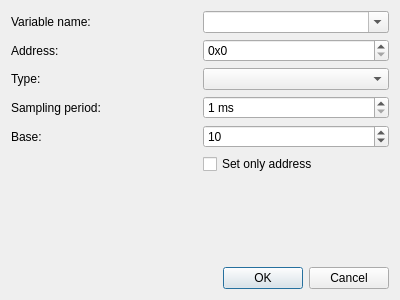
The window that variabledialog.ui (kubanecxxx/StMaster) describes before a commit, drawn with Qt 5.
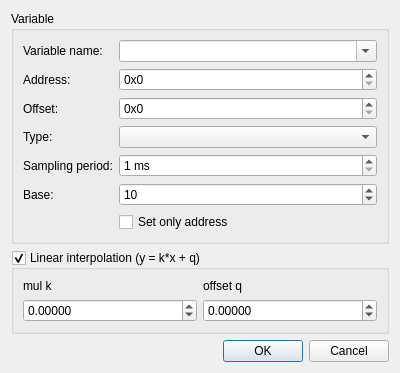
The same window after the commit. Icons and pictures are not drawn. Custom widgets are drawn as their Qt base class.

Commit message: tidy up in variable class - union for received data new features in variable class + variable dialog - linear interpolation + address offset for expanding arrays and structures...

The edit to the form file:
```diff
--- a/variabledialog.ui
+++ b/variabledialog.ui
@@ -19,36 +19,23 @@
   </property>
   <layout class="QVBoxLayout" name="verticalLayout">
    <item>
-    <layout class="QGridLayout" name="gridLayout">
-     <item row="1" column="1">
-      <widget class="QxtBaseSpinBox" name="spinAddress">
-       <property name="suffix">
-        <string/>
-       </property>
-       <property name="prefix">
-        <string>0x</string>
-       </property>
-       <property name="maximum">
-        <number>999999999</number>
-       </property>
-       <property name="base" stdset="0">
-        <number>16</number>
-       </property>
-      </widget>
-     </item>
-     <item row="4" column="1">
-      <widget class="QSpinBox" name="spinPeriod">
-       <property name="suffix">
-        <string> ms</string>
-       </property>
-       <property name="minimum">
-        <number>1</number>
-       </property>
-       <property name="maximum">
-        <number>100000</number>
-       </property>
-      </widget>
-     </item>
+    <widget class="QGroupBox" name="groupBox_2">
+     <property name="sizePolicy">
+      <sizepolicy hsizetype="Preferred" vsizetype="Preferred">
+       <horstretch>0</horstretch>
+       <verstretch>0</verstretch>
+      </sizepolicy>
+     </property>
+     <property name="title">
+      <string>Variable</string>
+     </property>
+     <layout class="QFormLayout" name="formLayout_2">
+      <property name="fieldGrowthPolicy">
+       <enum>QFormLayout::AllNonFixedFieldsGrow</enum>
+      </property>
+      <property name="labelAlignment">
+       <set>Qt::AlignLeading|Qt::AlignLeft|Qt::AlignVCenter</set>
+      </property>
      <item row="0" column="0">
       <widget class="QLabel" name="label_2">
        <property name="text">
@@ -56,7 +43,67 @@
        </property>
       </widget>
      </item>
+      <item row="0" column="1">
+       <widget class="QComboBox" name="comboVar">
+        <property name="editable">
+         <bool>true</bool>
+        </property>
+       </widget>
+      </item>
+      <item row="1" column="0">
+       <widget class="QLabel" name="label">
+        <property name="text">
+         <string>Address:</string>
+        </property>
+       </widget>
+      </item>
+      <item row="1" column="1">
+       <widget class="QxtBaseSpinBox" name="spinAddress">
+        <property name="suffix">
+         <string/>
+        </property>
+        <property name="prefix">
+         <string>0x</string>
+        </property>
+        <property name="maximum">
+         <number>999999999</number>
+        </property>
+        <property name="base" stdset="0">
+         <number>16</number>
+        </property>
+       </widget>
+      </item>
+      <item row="2" column="0">
+       <widget class="QLabel" name="label_7">
+        <property name="text">
+         <string>Offset:</string>
+        </property>
+       </widget>
+      </item>
      <item row="2" column="1">
+       <widget class="QxtBaseSpinBox" name="spinOffset">
+        <property name="suffix">
+         <string/>
+        </property>
+        <property name="prefix">
+         <string>0x</string>
+        </property>
+        <property name="maximum">
+         <number>999999999</number>
+        </property>
+        <property name="base" stdset="0">
+         <number>16</number>
+        </property>
+       </widget>
+      </item>
+      <item row="3" column="0">
+       <widget class="QLabel" name="label_3">
+        <property name="text">
+         <string>Type:</string>
+        </property>
+       </widget>
+      </item>
+      <item row="3" column="1">
       <widget class="QComboBox" name="comboType"/>
      </item>
      <item row="4" column="0">
@@ -66,31 +113,16 @@
        </property>
       </widget>
      </item>
-     <item row="6" column="1">
-      <widget class="QCheckBox" name="checkAddress">
-       <property name="text">
-        <string>Set only address</string>
-       </property>
-      </widget>
-     </item>
-     <item row="2" column="0">
-      <widget class="QLabel" name="label_3">
-       <property name="text">
-        <string>Type:</string>
-       </property>
-      </widget>
-     </item>
-     <item row="0" column="1">
-      <widget class="QComboBox" name="comboVar">
-       <property name="editable">
-        <bool>true</bool>
-       </property>
-      </widget>
-     </item>
-     <item row="1" column="0">
-      <widget class="QLabel" name="label">
-       <property name="text">
-        <string>Address:</string>
+      <item row="4" column="1">
+       <widget class="QSpinBox" name="spinPeriod">
+        <property name="suffix">
+         <string> ms</string>
+        </property>
+        <property name="minimum">
+         <number>1</number>
+        </property>
+        <property name="maximum">
+         <number>100000</number>
        </property>
       </widget>
      </item>
@@ -114,7 +146,67 @@
        </property>
       </widget>
      </item>
-    </layout>
+      <item row="6" column="1">
+       <widget class="QCheckBox" name="checkAddress">
+        <property name="text">
+         <string>Set only address</string>
+        </property>
+       </widget>
+      </item>
+     </layout>
+    </widget>
+   </item>
+   <item>
+    <widget class="QGroupBox" name="groupInterpolation">
+     <property name="title">
+      <string>Linear interpolation (y = k*x + q)</string>
+     </property>
+     <property name="checkable">
+      <bool>true</bool>
+     </property>
+     <layout class="QGridLayout" name="gridLayout">
+      <item row="0" column="0">
+       <widget class="QLabel" name="label_9">
+        <property name="text">
+         <string>mul k</string>
+        </property>
+       </widget>
+      </item>
+      <item row="0" column="1">
+       <widget class="QLabel" name="label_10">
+        <property name="text">
+         <string>offset q</string>
+        </property>
+       </widget>
+      </item>
+      <item row="1" column="0">
+       <widget class="QDoubleSpinBox" name="spinK">
+        <property name="decimals">
+         <number>5</number>
+        </property>
+        <property name="minimum">
+         <double>-100000000.000000000000000</double>
+        </property>
+        <property name="maximum">
+         <double>1000000000.000000000000000</double>
+        </property>
+       </widget>
+      </item>
+      <item row="1" column="1">
+       <widget class="QDoubleSpinBox" name="spinQ">
+        <property name="decimals">
+         <number>5</number>
+        </property>
+        <property name="minimum">
+         <double>-1000000000.000000000000000</double>
+        </property>
+        <property name="maximum">
+         <double>1000000000.000000000000000</double>
+        </property>
+       </widget>
+      </item>
+     </layout>
+    </widget>
    </item>
    <item>
     <spacer name="verticalSpacer">
@@ -137,6 +229,9 @@
      <property name="standardButtons">
       <set>QDialogButtonBox::Cancel|QDialogButtonBox::Ok</set>
      </property>
+     <property name="centerButtons">
+      <bool>false</bool>
+     </property>
     </widget>
    </item>
   </layout>
```
Left out of the diff: 11 changed lines with no effect on the pictures. Lines whose indentation alone changed are shown as unchanged. The commit also changes 9 other files.
